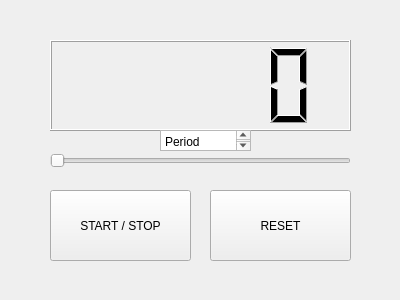
Old version of the form ejemplo_counter/counterDlg.ui in the repository AlbertoQP/Robotica.
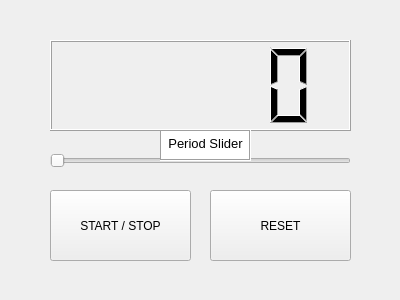
New version of the form.

What changed in the file:
```diff
--- a/ejemplo_counter/counterDlg.ui
+++ b/ejemplo_counter/counterDlg.ui
@@ -62,17 +62,24 @@
     <enum>Qt::Horizontal</enum>
    </property>
   </widget>
-  <widget class="QPlainTextEdit" name="plainTextEdit">
+  <widget class="QTextEdit" name="textEdit">
    <property name="geometry">
     <rect>
      <x>160</x>
      <y>130</y>
      <width>91</width>
-     <height>21</height>
+     <height>31</height>
     </rect>
    </property>
-   <property name="plainText">
-    <string>Period Slider</string>
+   <property name="frameShape">
+    <enum>QFrame::Box</enum>
+   </property>
+   <property name="html">
+    <string>&lt;!DOCTYPE HTML PUBLIC &quot;-//W3C//DTD HTML 4.0//EN&quot; &quot;http://www.w3.org/TR/REC-html40/strict.dtd&quot;&gt;
+&lt;html&gt;&lt;head&gt;&lt;meta name=&quot;qrichtext&quot; content=&quot;1&quot; /&gt;&lt;style type=&quot;text/css&quot;&gt;
+p, li { white-space: pre-wrap; }
+&lt;/style&gt;&lt;/head&gt;&lt;body style=&quot; font-family:'FiraCode Nerd Font Medium'; font-size:10pt; font-weight:400; font-style:normal;&quot;&gt;
+&lt;p align=&quot;center&quot; style=&quot; margin-top:0px; margin-bottom:0px; margin-left:0px; margin-right:0px; -qt-block-indent:0; text-indent:0px;&quot;&gt;Period Slider&lt;/p&gt;&lt;/body&gt;&lt;/html&gt;</string>
    </property>
   </widget>
  </widget>
```
